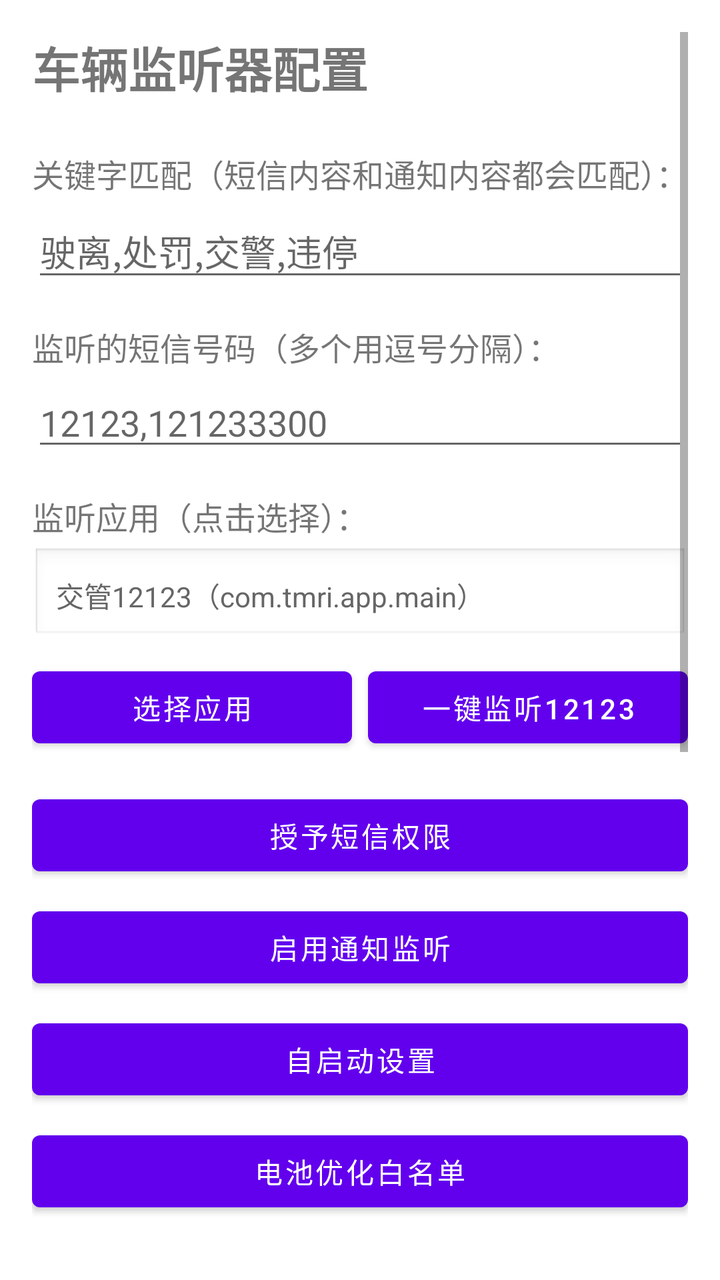
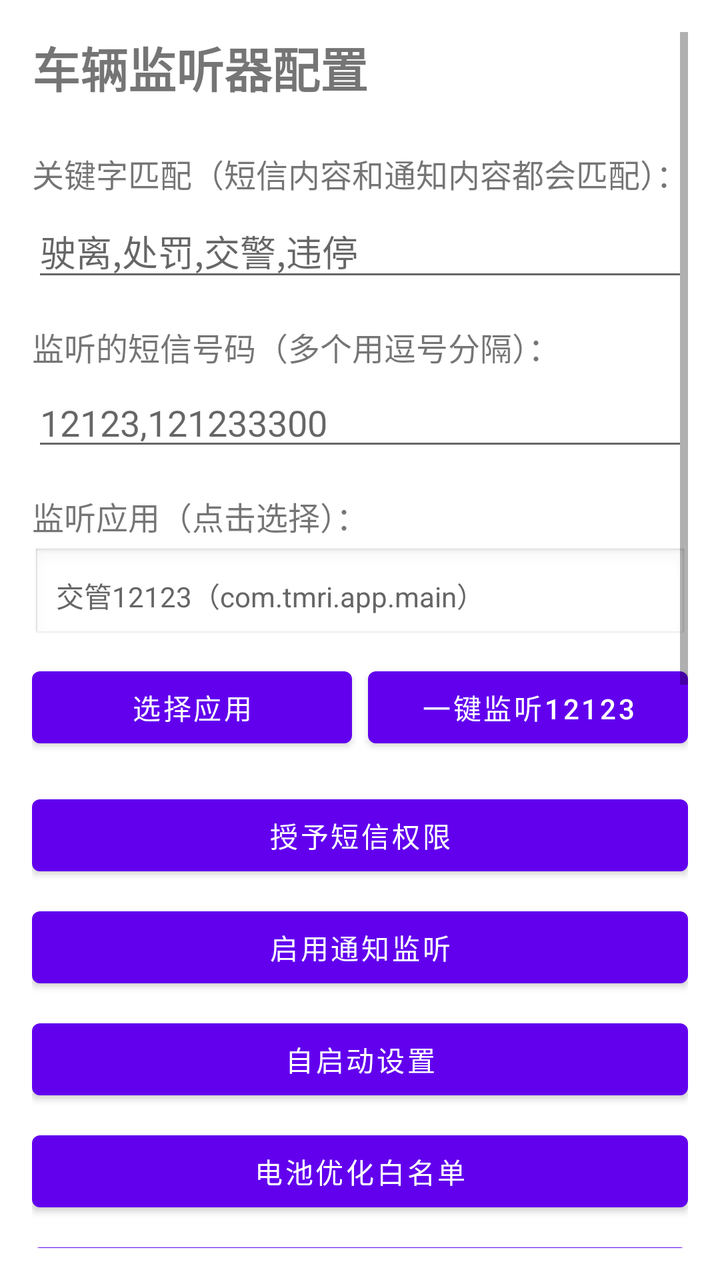

An Android layout rendered at two revisions. The XML below is the earlier revision; the diff shows what the commit changed to produce the second picture.
<!-- AndroidManifest.xml: application theme Theme.Carlistener -->
<!-- res/layout/activity_main.xml -->
<?xml version="1.0" encoding="utf-8"?>
<ScrollView xmlns:android="http://schemas.android.com/apk/res/android"
    android:layout_width="match_parent"
    android:layout_height="match_parent"
    android:fitsSystemWindows="true"
    android:padding="16dp">

    <LinearLayout
        android:layout_width="match_parent"
        android:layout_height="wrap_content"
        android:orientation="vertical">

        <TextView
            android:layout_width="wrap_content"
            android:layout_height="wrap_content"
            android:text="车辆监听器配置"
            android:textSize="24sp"
            android:textStyle="bold"
            android:layout_marginBottom="16dp" />

        
        <TextView
            android:layout_width="wrap_content"
            android:layout_height="wrap_content"
            android:text="关键字匹配（短信内容和通知内容都会匹配）："
            android:textSize="16sp"
            android:layout_marginTop="8dp" />

        <EditText
            android:id="@+id/keywordEditText"
            android:layout_width="match_parent"
            android:layout_height="wrap_content"
            android:hint="驶离,处罚,交警,违停"
            android:inputType="text"
            android:layout_marginTop="4dp" />

        
        <TextView
            android:layout_width="wrap_content"
            android:layout_height="wrap_content"
            android:text="监听的短信号码（多个用逗号分隔）："
            android:textSize="16sp"
            android:layout_marginTop="16dp" />

        <EditText
            android:id="@+id/senderNumbersEditText"
            android:layout_width="match_parent"
            android:layout_height="wrap_content"
            android:hint="12123,121233300"
            android:inputType="text"
            android:layout_marginTop="4dp" />

        
        <TextView
            android:layout_width="wrap_content"
            android:layout_height="wrap_content"
            android:text="监听应用（点击选择）："
            android:textSize="16sp"
            android:layout_marginTop="16dp" />

        <TextView
            android:id="@+id/selectedAppTextView"
            android:layout_width="match_parent"
            android:layout_height="wrap_content"
            android:minHeight="48dp"
            android:gravity="center_vertical"
            android:paddingStart="12dp"
            android:paddingEnd="12dp"
            android:paddingTop="8dp"
            android:paddingBottom="8dp"
            android:background="@android:drawable/edit_text"
            android:text="交管12123（com.tmri.app.main）"
            android:textColor="#666666"
            android:layout_marginTop="4dp" />

        <LinearLayout
            android:layout_width="match_parent"
            android:layout_height="wrap_content"
            android:orientation="horizontal"
            android:layout_marginTop="8dp">

            <Button
                android:id="@+id/selectAppButton"
                android:layout_width="0dp"
                android:layout_height="wrap_content"
                android:layout_weight="1"
                android:text="选择应用"
                android:layout_marginEnd="4dp" />

            <Button
                android:id="@+id/quick12123Button"
                android:layout_width="0dp"
                android:layout_height="wrap_content"
                android:layout_weight="1"
                android:text="一键监听12123"
                android:layout_marginStart="4dp" />

        </LinearLayout>

        
        <Button
            android:id="@+id/smsPermissionButton"
            android:layout_width="match_parent"
            android:layout_height="wrap_content"
            android:text="授予短信权限"
            android:layout_marginTop="16dp" />

        <Button
            android:id="@+id/notificationPermissionButton"
            android:layout_width="match_parent"
            android:layout_height="wrap_content"
            android:text="启用通知监听"
            android:layout_marginTop="8dp" />

        <Button
            android:id="@+id/autoStartButton"
            android:layout_width="match_parent"
            android:layout_height="wrap_content"
            android:text="自启动设置"
            android:layout_marginTop="8dp" />

        <Button
            android:id="@+id/batteryOptButton"
            android:layout_width="match_parent"
            android:layout_height="wrap_content"
            android:text="电池优化白名单"
            android:layout_marginTop="8dp" />

        
        <Button
            android:id="@+id/saveButton"
            android:layout_width="match_parent"
            android:layout_height="wrap_content"
            android:text="保存配置"
            android:layout_marginTop="16dp" />

        <Button
            android:id="@+id/testRingButton"
            android:layout_width="match_parent"
            android:layout_height="wrap_content"
            android:text="测试响铃"
            android:layout_marginTop="8dp" />

        
        <TextView
            android:id="@+id/statusTextView"
            android:layout_width="match_parent"
            android:layout_height="wrap_content"
            android:text="状态："
            android:textSize="14sp"
            android:layout_marginTop="16dp"
            android:background="#F0F0F0"
            android:textColor="#333333"
            android:padding="12dp" />

        
        <TextView
            android:layout_width="match_parent"
            android:layout_height="wrap_content"
            android:text="使用说明：\n1. 首次启动会自动申请短信权限，请点击「允许」\n2. 点击「启用通知监听」→ 找到「车辆监听器」→ 开启开关\n3. 点击「自启动设置」→ 允许本应用自启动（不同手机路径不同）\n4. 点击「电池优化白名单」→ 选择「允许」\n5. 短信号码默认 12123/121233300，收到即响铃（不管内容）\n6. 关键字同时匹配短信内容和通知内容，命中任一即响铃\n7. 短信号码和关键字是 OR 关系，满足任一条件就触发\n8. 响铃时会弹出全屏提醒界面，点击「关闭提醒」可停止\n9. 不手动关闭则 5 分钟后自动停止\n10. 可用「测试响铃」按钮验证铃声是否正常"
            android:textSize="12sp"
            android:layout_marginTop="16dp"
            android:textColor="#CCCCCC"
            android:lineSpacingExtra="4dp" />

    </LinearLayout>

</ScrollView>
<!-- resources referenced by this layout -->
<resources>
  <style name="Theme.Carlistener" parent="Theme.MaterialComponents.DayNight.DarkActionBar">
          
          <item name="colorPrimary">@color/purple_500</item>
          <item name="colorPrimaryVariant">@color/purple_700</item>
          <item name="colorOnPrimary">@color/white</item>
          
          <item name="colorSecondary">@color/teal_200</item>
          <item name="colorSecondaryVariant">@color/teal_700</item>
          <item name="colorOnSecondary">@color/black</item>
          
          <item name="android:statusBarColor">?attr/colorPrimaryVariant</item>
          
      </style>
  <color name="purple_500">#FF6200EE</color>
  <color name="purple_700">#FF3700B3</color>
  <color name="white">#FFFFFFFF</color>
  <color name="teal_200">#FF03DAC5</color>
  <color name="teal_700">#FF018786</color>
  <color name="black">#FF000000</color>
</resources>

<!-- the commit's change to res/layout/activity_main.xml (unified diff, before → after) -->
@@ -126,6 +126,20 @@
             android:text="电池优化白名单"
             android:layout_marginTop="8dp" />
 
+        <Button
+            android:id="@+id/notifSettingsButton"
+            android:layout_width="match_parent"
+            android:layout_height="wrap_content"
+            android:text="通知设置"
+            android:layout_marginTop="8dp" />
+
+        <Button
+            android:id="@+id/fullScreenSettingsButton"
+            android:layout_width="match_parent"
+            android:layout_height="wrap_content"
+            android:text="全屏弹窗设置"
+            android:layout_marginTop="8dp" />
+
         
         <Button
             android:id="@+id/saveButton"
